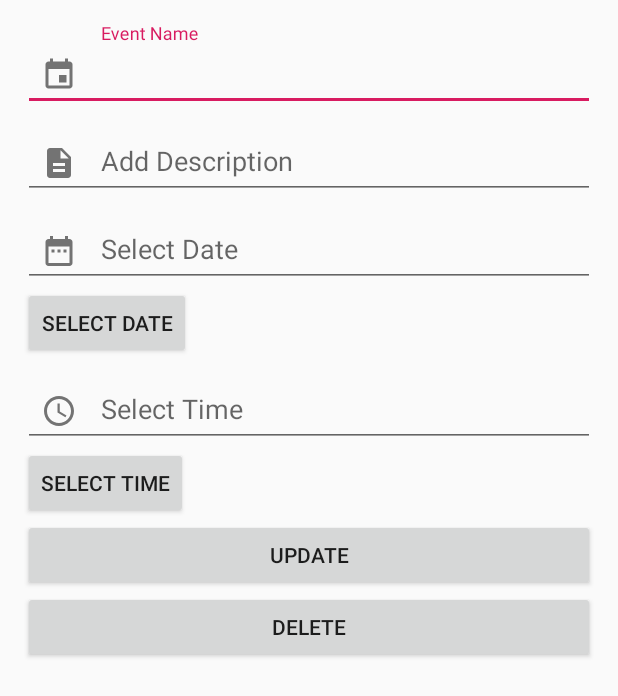
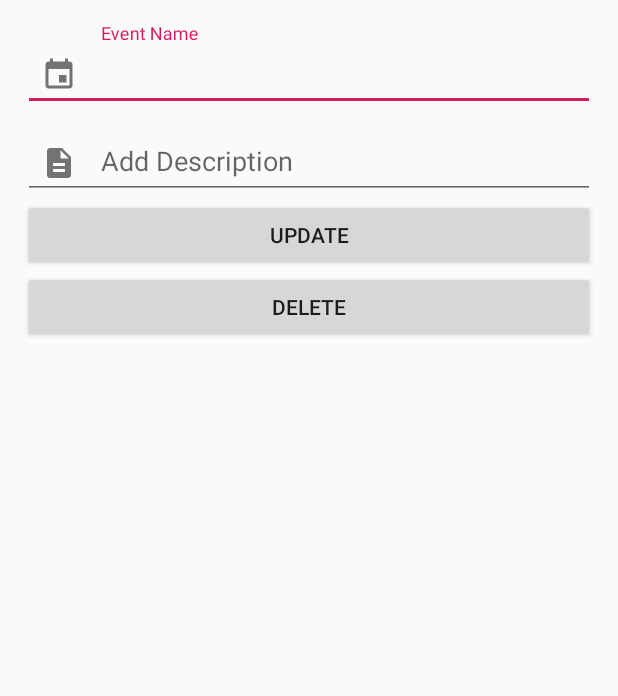
Before and after one commit to kapilk62/PresidentApp, an Android app: the layout update_event_dialog.xml on its own in the app's theme, with its tools: preview values and no code run, on a phone screen of 412 x 824 dp. Shown: the top 696 px of the screen. Run offline under Robolectric (Android 15) with nearby library versions, the phone set to English and light mode, and no system bars; Roboto replaces fonts that are not available here.

Commit message:
event final

```diff
--- a/app/src/main/java/com/example/presidentapp/Event.java
+++ b/app/src/main/java/com/example/presidentapp/Event.java
@@ -96,15 +96,12 @@ public class Event extends AppCompatActivity{
         final TextInputEditText editTextEventname = dialogView.findViewById(R.id.update_event_name_txt_fld);
         final TextInputEditText editTextEventdescription = dialogView.findViewById(R.id.update_event_description_txt_fld);
 
-        final TextInputEditText editTextdate = dialogView.findViewById(R.id.update_in_date);
 
-        final TextInputEditText editTexttime = dialogView.findViewById(R.id.update_in_time);
 
         final Button buttonUpdate = dialogView.findViewById(R.id.update_event_btn);
         final Button buttonDelete = dialogView.findViewById(R.id.delete_event_btn);
 
-        final Button btnDatePicker = (Button) findViewById(R.id.update_btn_date);
-        final Button btnTimePicker = (Button) findViewById(R.id.update_btn_time);
+
         dialogBuilder.setTitle("Updating event: " + eventName);
 
         final Button btnEventShow;
@@ -118,8 +115,6 @@ public class Event extends AppCompatActivity{
             public void onClick(View v) {
                 String eventName = editTextEventname.getText().toString().trim();
                 String eventDescription = editTextEventdescription.getText().toString().trim();
-                String eventDate = editTextdate.getText().toString().trim();
-                String eventTime = editTexttime.getText().toString().trim();
 
                 if (TextUtils.isEmpty(eventName)) {
                     editTextEventname.setError("Event name required");
--- a/app/src/main/java/com/example/presidentapp/Rules.java
+++ b/app/src/main/java/com/example/presidentapp/Rules.java
@@ -67,6 +67,7 @@ public class Rules extends AppCompatActivity{
                 return false;
             }
         });
+
     }
 
     @Override
--- a/app/src/main/res/layout/event_adapter.xml
+++ b/app/src/main/res/layout/event_adapter.xml
@@ -39,8 +39,10 @@
         android:layout_height="wrap_content"
         android:layout_alignParentLeft="true"
         android:layout_alignParentTop="true"
+        android:layout_alignParentEnd="true"
         android:layout_marginLeft="300dp"
         android:layout_marginTop="5dp"
+        android:layout_marginEnd="50dp"
         android:text="TextView"
         android:textSize="15dp" />
 
@@ -51,9 +53,11 @@
         android:layout_alignParentLeft="true"
 
         android:layout_alignParentTop="true"
+        android:layout_alignParentEnd="true"
         android:layout_marginLeft="300dp"
         android:layout_marginTop="50dp"
+
+        android:layout_marginEnd="50dp"
         android:text="TextView"
-
         android:textSize="15dp" />
 </RelativeLayout>
--- a/app/src/main/res/layout/update_event_dialog.xml
+++ b/app/src/main/res/layout/update_event_dialog.xml
@@ -41,66 +41,6 @@
             android:inputType="textMultiLine"/>
     </com.google.android.material.textfield.TextInputLayout>
 
-    <com.google.android.material.textfield.TextInputLayout
-
-        android:layout_width="match_parent"
-        android:layout_height="wrap_content"
-        android:hint="Select Date"
-        app:boxBackgroundColor="@color/white"
-        app:helperTextEnabled="true"
-        app:startIconDrawable="@drawable/ic_date_range"
-        tools:ignore="MissingConstraints">
-
-        <com.google.android.material.textfield.TextInputEditText
-            android:id="@+id/update_in_date"
-            android:layout_width="match_parent"
-            android:layout_height="wrap_content"
-            android:inputType="date">
-
-        </com.google.android.material.textfield.TextInputEditText>
-    </com.google.android.material.textfield.TextInputLayout>
-
-
-    <Button
-        android:layout_width="wrap_content"
-        android:layout_height="wrap_content"
-        android:text="SELECT DATE"
-        android:id="@+id/update_btn_date"
-        android:layout_alignBottom="@+id/in_date"
-        android:layout_toRightOf="@+id/in_date"
-        android:layout_toEndOf="@+id/in_date" />
-
-
-    <com.google.android.material.textfield.TextInputLayout
-
-        android:layout_width="match_parent"
-        android:layout_height="wrap_content"
-        android:hint="Select Time"
-        app:boxBackgroundColor="@color/white"
-        app:helperTextEnabled="true"
-        app:startIconDrawable="@drawable/ic_time"
-        tools:ignore="MissingConstraints">
-
-        <com.google.android.material.textfield.TextInputEditText
-            android:id="@+id/update_in_time"
-            android:layout_width="match_parent"
-            android:layout_height="wrap_content"
-            android:inputType="time">
-
-        </com.google.android.material.textfield.TextInputEditText>
-    </com.google.android.material.textfield.TextInputLayout>
-
-
-    <Button
-        android:layout_width="wrap_content"
-        android:layout_height="wrap_content"
-        android:text="SELECT TIME"
-        android:id="@+id/btn_time"
-        android:layout_below="@+id/update_btn_time"
-        android:layout_alignLeft="@+id/btn_date"
-        android:layout_alignStart="@+id/btn_date" />
-
-
     <Button
         android:id="@+id/update_event_btn"
         android:layout_width="match_parent"
```
